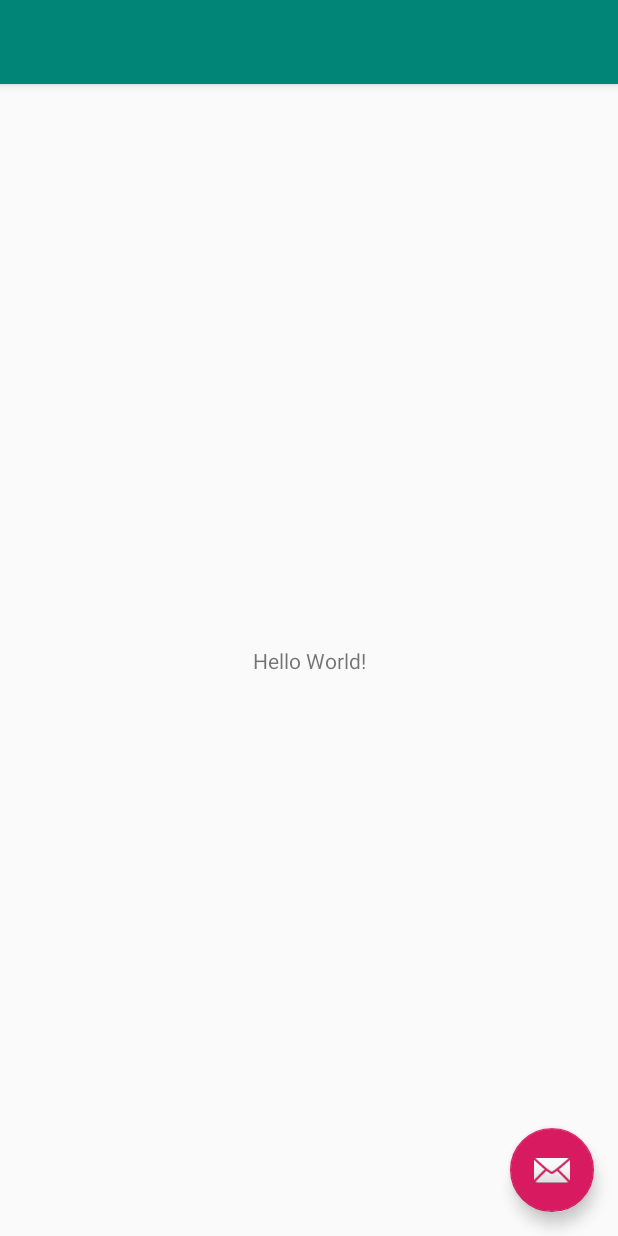
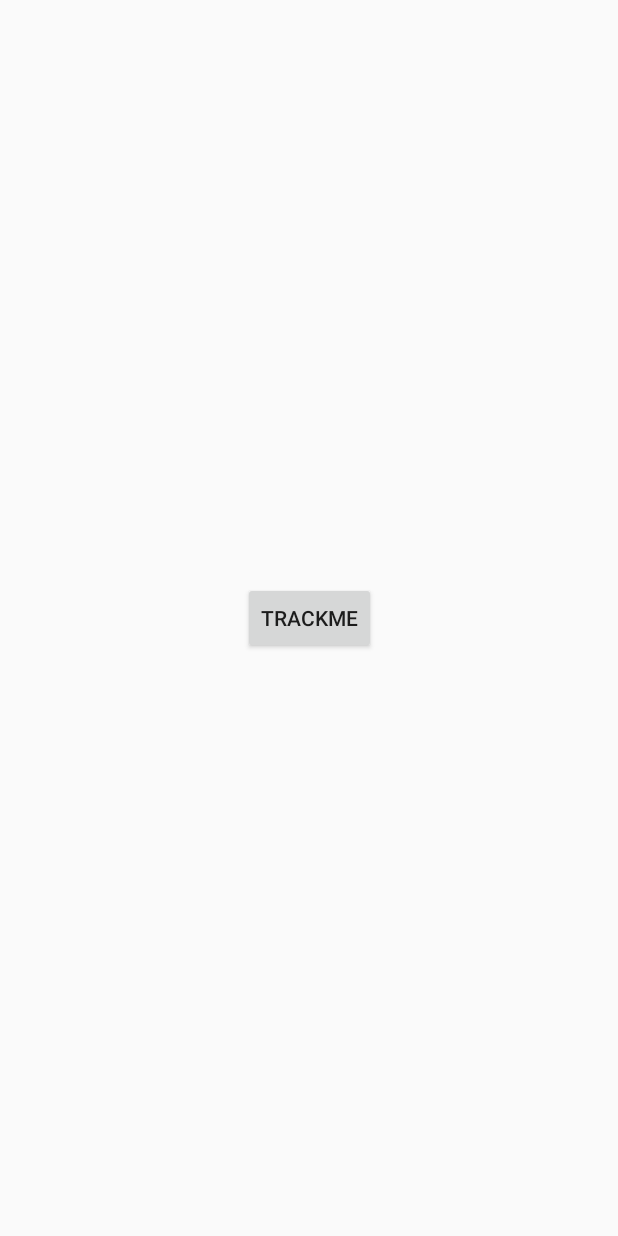
Before and after one commit to Griffin-Brome/Senior-Saver, an Android app: the layout activity_main.xml on its own in the app's theme, with its tools: preview values and no code run, on a phone screen of 412 x 824 dp. Run offline under Robolectric (Android 15) with nearby library versions, the phone set to English and light mode, and no system bars.

Commit message:
Track me button and permission stuff
Track me button works. Permissions always ask, bit more to make check permissions but works for now

```diff
--- a/android/app/src/main/res/layout/activity_main.xml
+++ b/android/app/src/main/res/layout/activity_main.xml
@@ -1,34 +1,21 @@
 <?xml version="1.0" encoding="utf-8"?>
-<androidx.coordinatorlayout.widget.CoordinatorLayout xmlns:android="http://schemas.android.com/apk/res/android"
+<androidx.constraintlayout.widget.ConstraintLayout xmlns:android="http://schemas.android.com/apk/res/android"
     xmlns:app="http://schemas.android.com/apk/res-auto"
     xmlns:tools="http://schemas.android.com/tools"
+    android:id="@+id/coordinatorLayout"
     android:layout_width="match_parent"
     android:layout_height="match_parent"
     tools:context=".MainActivity">
 
-    <com.google.android.material.appbar.AppBarLayout
-        android:layout_width="match_parent"
-        android:layout_height="wrap_content"
-        android:theme="@style/AppTheme.AppBarOverlay">
-
-        <androidx.appcompat.widget.Toolbar
-            android:id="@+id/toolbar"
-            android:layout_width="match_parent"
-            android:layout_height="?attr/actionBarSize"
-            android:background="?attr/colorPrimary"
-            app:popupTheme="@style/AppTheme.PopupOverlay" />
-
-    </com.google.android.material.appbar.AppBarLayout>
-
-    <include layout="@layout/content_main" />
-
-    <com.google.android.material.floatingactionbutton.FloatingActionButton
-        android:id="@+id/fab"
+    <Button
+        android:id="@+id/gpsBtn"
         android:layout_width="wrap_content"
         android:layout_height="wrap_content"
-        android:layout_gravity="bottom|end"
-        android:layout_margin="@dimen/fab_margin"
-        app:srcCompat="@android:drawable/ic_dialog_email" />
+        android:text="Trackme"
+        app:layout_constraintBottom_toBottomOf="parent"
+        app:layout_constraintEnd_toEndOf="parent"
+        app:layout_constraintStart_toStartOf="parent"
+        app:layout_constraintTop_toTopOf="parent" />
 
 
-</androidx.coordinatorlayout.widget.CoordinatorLayout>
+</androidx.constraintlayout.widget.ConstraintLayout>
```
Also changed, not shown: android/app/src/main/java/com/example/seniorsaver/MainActivity.java (+19 -24 lines).
